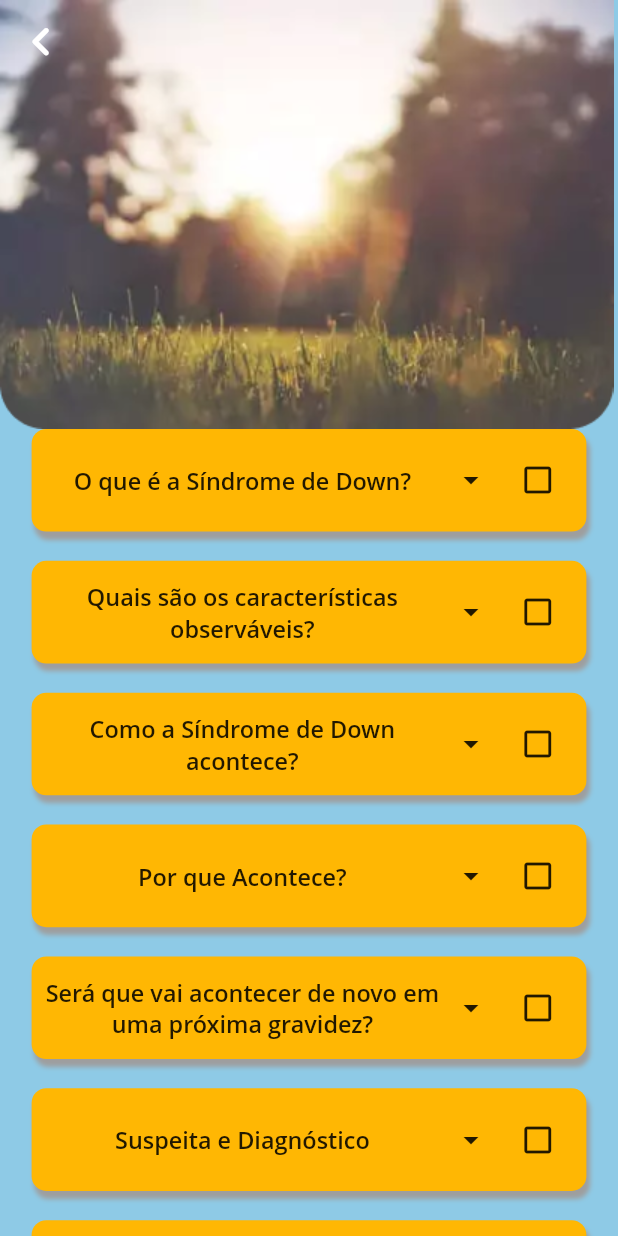
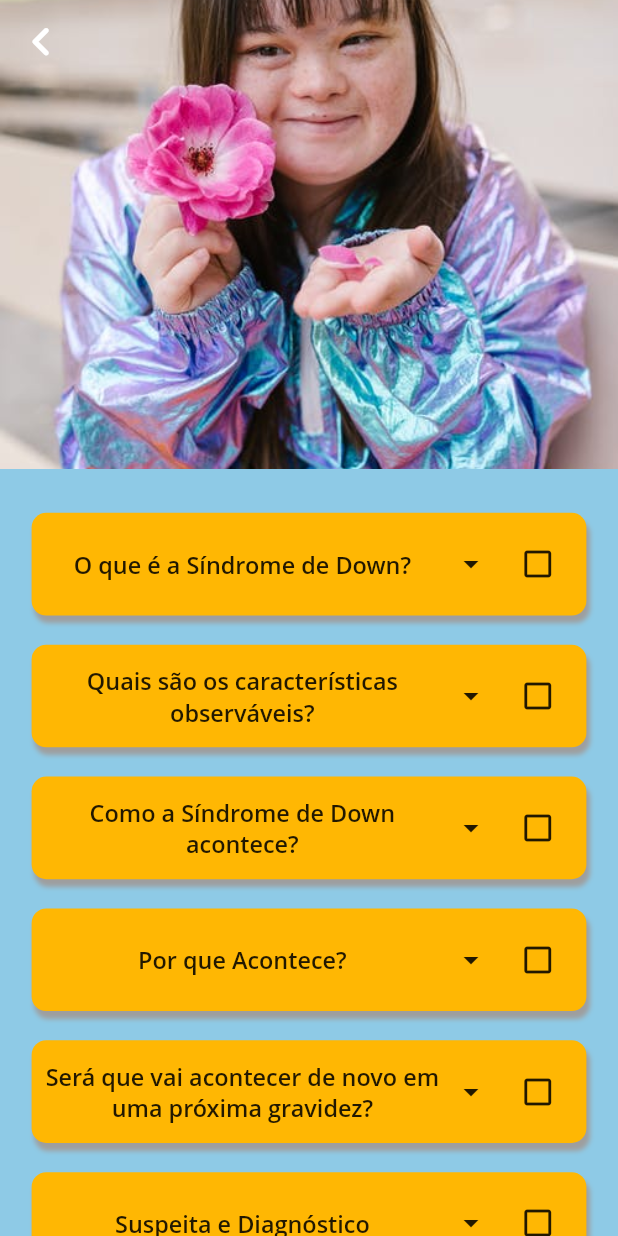
Before and after one commit to FidelisMatheus/down_maternity, a Flutter app: the HomePage screen opened by its route, after a tap on "O que é Síndrome de Down?", on a phone screen of 412 x 824 dp. Run offline on Flutter 3.47's test engine with Material 2 defaults, Android fonts, the light colour scheme and no system bars; our stand-ins replace firebase_core, get; accounts and stored records are empty; Roboto replaces fonts that are missing (Open Sans).

Commit message:
Imagens ajustadas na tela Home/Details

```diff
--- a/lib/pages/details_page.dart
+++ b/lib/pages/details_page.dart
@@ -13,11 +13,13 @@ import '../model/list_topics.dart';
 class DetailsPage extends StatefulWidget {
   final int id;
   final String title;
+  final String image;
 
   const DetailsPage({
     Key? key,
     required this.id,
     required this.title,
+    required this.image,
   }) : super(key: key);
 
   @override
@@ -43,7 +45,13 @@ class _DetailsPageState extends State<DetailsPage> {
             Stack(
               children: [
                 Container(
-                  child: Image.asset('images/detalhes.png'),
+                  width: double.maxFinite,
+                  height: Dimensions.detailsImgSize,
+                  padding: EdgeInsets.only(bottom: Dimensions.height30),
+                  child: Image.asset(
+                    widget.image,
+                    fit: BoxFit.cover,
+                  ),
                   decoration: BoxDecoration(
                     borderRadius: BorderRadius.only(
                       bottomRight: Radius.circular(Dimensions.radius30),
--- a/lib/pages/home_page.dart
+++ b/lib/pages/home_page.dart
@@ -98,12 +98,12 @@ class _HomePageState extends State<HomePage> {
                       children: [
                         BigCardWidget(
                           id: 1,
-                          image: 'images/logo.jpg',
+                          image: 'images/sindrome_down.jpeg',
                           title: 'O que é Síndrome de Down?',
                         ),
                         BigCardWidget(
                           id: 2,
-                          image: 'images/logo.jpg',
+                          image: 'images/cuidados.jpeg',
                           title: 'Cuidados Gerais',
                         ),
                         BigCardWidget(
@@ -113,7 +113,7 @@ class _HomePageState extends State<HomePage> {
                         ),
                         BigCardWidget(
                           id: 4,
-                          image: 'images/logo.jpg',
+                          image: 'images/covid.jpg',
                           title: 'Síndrome de Down x COVID-19',
                         ),
                       ],
--- a/lib/routes/routes.dart
+++ b/lib/routes/routes.dart
@@ -22,7 +22,8 @@ class Routes {
   static String getRegisterScreen() => registerUserScreen;
   static String getAboutScreen() => aboutScreen;
 
-  static String getDetailsScreen(int id, String title) => '$detailsScreen?id=$id&title=$title';
+  static String getDetailsScreen(int id, String title, String pathImage) =>
+      '$detailsScreen?id=$id&title=$title&path=$pathImage';
 
   static List<GetPage> routes = [
     GetPage(
@@ -50,7 +51,12 @@ class Routes {
       page: () {
         var id = Get.parameters['id'];
         var title = Get.parameters['title'];
-        return DetailsPage(id: int.parse(id!), title: title!);
+        var path = Get.parameters['path'];
+        return DetailsPage(
+          id: int.parse(id!),
+          title: title!,
+          image: path!,
+        );
       },
     ),
   ];
--- a/lib/utils/dimensions.dart
+++ b/lib/utils/dimensions.dart
@@ -52,7 +52,7 @@ class Dimensions {
   static double listViewTextContSize = screenWidth / 3.9;
 
   //dimensions on popular food_detail - tela 844
-  static double popularFoodImgSize = screenHeight / 2.41;
+  static double detailsImgSize = screenHeight / 2.41;
 
   //bottom height 844(tela iphone - 12 / 120)
   static double bottomHeightBar = screenHeight / 7.03;
--- a/lib/widgets/big_card_widget.dart
+++ b/lib/widgets/big_card_widget.dart
@@ -21,7 +21,7 @@ class BigCardWidget extends StatelessWidget {
   Widget build(BuildContext context) {
     return GestureDetector(
       onTap: () {
-        Navigator.pushNamed(context, Routes.getDetailsScreen(id, title));
+        Navigator.pushNamed(context, Routes.getDetailsScreen(id, title, image));
       },
       child: Container(
         width: Dimensions.cardWidth,
@@ -39,13 +39,13 @@ class BigCardWidget extends StatelessWidget {
               mainAxisAlignment: MainAxisAlignment.center,
               children: [
                 Container(
-                    width: 130,
-                    height: 100,
+                    width: 150,
+                    height: 200,
                     decoration: BoxDecoration(
                       borderRadius: BorderRadius.circular(10),
                       image: DecorationImage(
                         image: AssetImage(image),
-                        fit: BoxFit.fill,
+                        fit: BoxFit.scaleDown,
                       ),
                     )),
                 SizedBox(
```
Also changed, not shown: pubspec.yaml (+6 -6 lines), images/covid.jpg (added), images/covid2.JPG (added), images/cuidados.jpeg (added), images/cuidados2.JPG (added), images/sindrome_down.jpeg (added), images/sindrome_down2.JPG (added).
